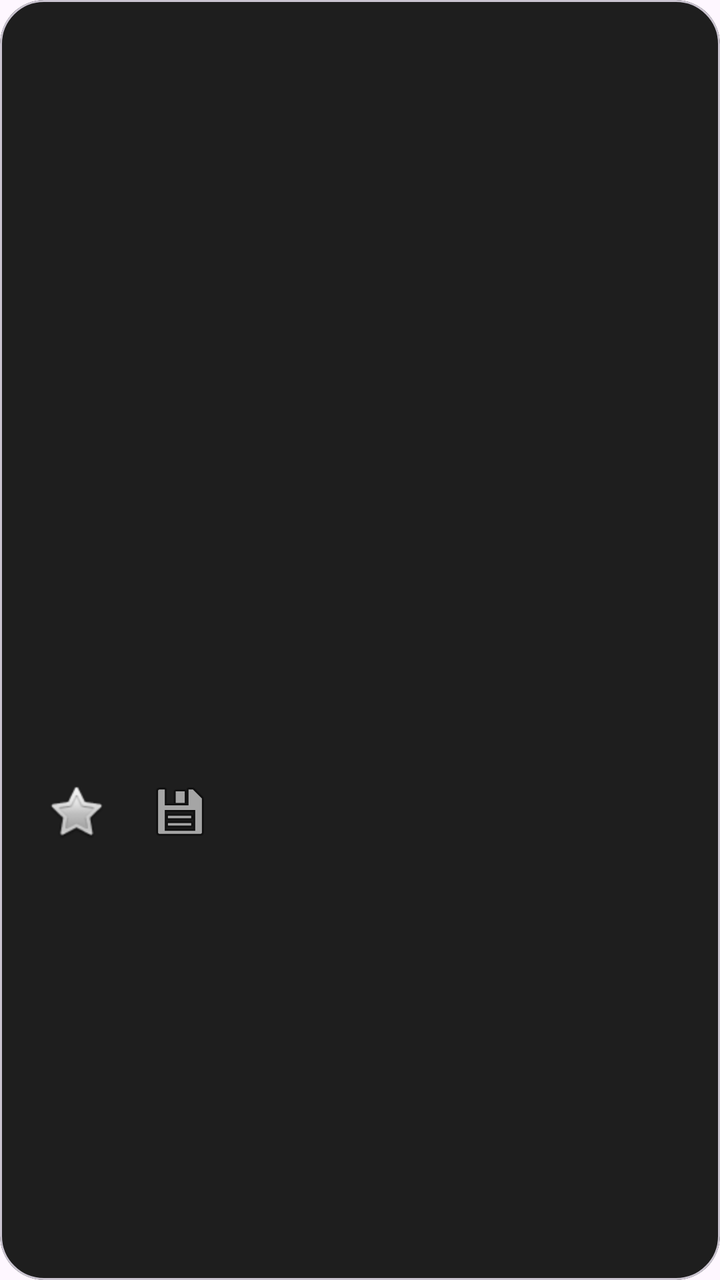
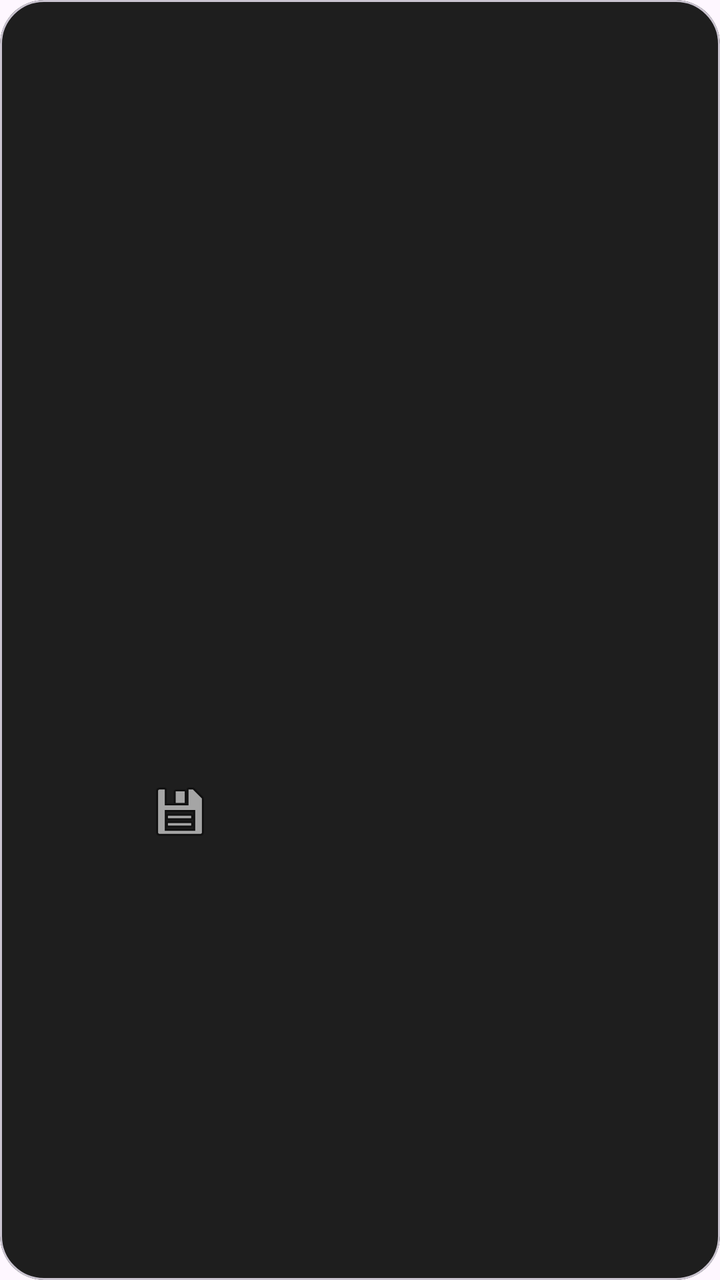

Screens rendered from an Android XML layout before and after an edit, with the pre-edit source and the edit as a unified diff.
<!-- AndroidManifest.xml: application theme Theme.StudyGram -->
<!-- res/layout/item_post.xml -->
<?xml version="1.0" encoding="utf-8"?>
<com.google.android.material.card.MaterialCardView
    xmlns:android="http://schemas.android.com/apk/res/android"
    xmlns:app="http://schemas.android.com/apk/res-auto"

    android:layout_width="match_parent"
    android:layout_height="wrap_content"
    android:layout_margin="12dp"

    app:cardCornerRadius="22dp"
    app:cardBackgroundColor="#1E1E1E">

    <LinearLayout
        android:layout_width="match_parent"
        android:layout_height="wrap_content"
        android:orientation="vertical"
        android:padding="18dp">

        <TextView
            android:id="@+id/tvUsername"
            android:layout_width="wrap_content"
            android:layout_height="wrap_content"
            android:textStyle="bold"
            android:textColor="#FFFFFF"
            android:textSize="16sp"/>


        <TextView
            android:id="@+id/tvSubject"
            android:layout_width="wrap_content"
            android:layout_height="wrap_content"
            android:textColor="#BB86FC"
            android:textStyle="bold"
            android:textSize="14sp"/>

        <TextView
            android:id="@+id/tvTitle"
            android:layout_width="wrap_content"
            android:layout_height="wrap_content"
            android:textColor="#FFFFFF"
            android:textSize="22sp"
            android:textStyle="bold"
            android:layout_marginHorizontal="14dp"
            android:layout_marginVertical="8dp"/>

        <ImageView
            android:id="@+id/imgPost"
            android:layout_width="match_parent"
            android:layout_height="220dp"
            android:layout_marginTop="12dp"
            android:adjustViewBounds="true"
            android:scaleType="centerCrop"/>

        <TextView
            android:id="@+id/tvDescription"
            android:layout_width="match_parent"
            android:layout_height="wrap_content"
            android:textColor="#D6D6D6"
            android:textSize="16sp"
            android:layout_marginTop="10dp"/>

        <LinearLayout
            android:layout_width="match_parent"
            android:layout_height="wrap_content"
            android:orientation="horizontal"
            android:layout_marginTop="18dp">

            <ImageButton
                android:id="@+id/btnLike"
                android:layout_width="40dp"
                android:layout_height="40dp"
                android:background="@android:color/transparent"
                android:src="@android:drawable/btn_star_big_off"/>

            <TextView
                android:id="@+id/tvLikes"
                android:layout_width="wrap_content"
                android:layout_height="wrap_content"
                android:textColor="#BB86FC"
                android:textStyle="bold"
                android:layout_marginTop="10dp"/>

            <ImageButton
                android:id="@+id/btnSave"
                android:layout_width="40dp"
                android:layout_height="40dp"
                android:layout_marginStart="12dp"
                android:background="@android:color/transparent"
                android:src="@android:drawable/ic_menu_save"/>
        </LinearLayout>

    </LinearLayout>

</com.google.android.material.card.MaterialCardView>
<!-- resources referenced by this layout -->
<resources>
  <style name="Theme.StudyGram" parent="Base.Theme.StudyGram" />
  <style name="Base.Theme.StudyGram" parent="Theme.Material3.DayNight.NoActionBar">
          
          
      </style>
</resources>

<!-- the commit's change to res/layout/item_post.xml (unified diff, before → after) -->
@@ -70,7 +70,7 @@
                 android:layout_width="40dp"
                 android:layout_height="40dp"
                 android:background="@android:color/transparent"
-                android:src="@android:drawable/btn_star_big_off"/>
+                android:src="android:drawable/ic_heart"/>
 
             <TextView
                 android:id="@+id/tvLikes"
